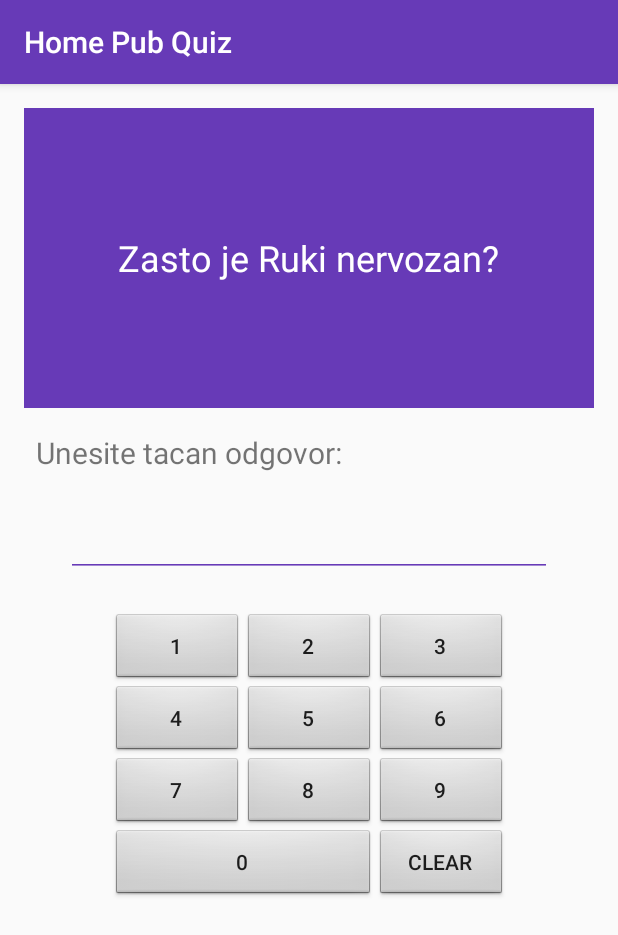
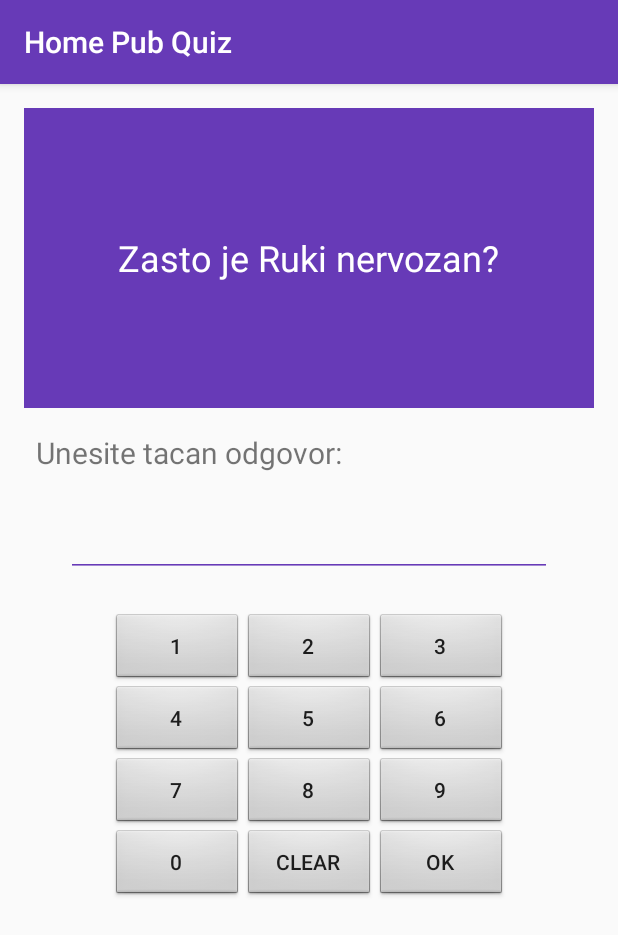
Before and after one commit to jrudic/hackathon2018AndroidTV, an Android app: the AnswersActivity screen opened directly, with no data from a screen before it, after a tap on an icon or button, on a phone screen of 412 x 824 dp. Shown: the top 935 px of the screen. Run offline under Robolectric (Android 15) with nearby library versions, the phone set to English and light mode, and no system bars.

Commit message:
home fixes

```diff
--- a/client/src/main/java/com/hydra3_2/client/MainActivity.java
+++ b/client/src/main/java/com/hydra3_2/client/MainActivity.java
@@ -23,7 +23,7 @@ public class MainActivity extends AppCompatActivity {
         profileNameInput = findViewById(R.id.nameInput);
         connectButton = findViewById(R.id.connectButton);
         String profileName = PreferenceUtility.getUsername(this);
-        if (TextUtils.isEmpty(profileName)) {
+        if (!TextUtils.isEmpty(profileName)) {
             profileNameInput.setText(profileName);
         }
         connectButton.setOnClickListener(new View.OnClickListener() {
--- a/client/src/main/java/com/hydra3_2/client/answers/AnswersActivity.java
+++ b/client/src/main/java/com/hydra3_2/client/answers/AnswersActivity.java
@@ -59,7 +59,7 @@ public class AnswersActivity extends AppCompatActivity implements OptionsAnswers
     }
 
     @Override
-    public void onAnswerTyped(String answer, int answerType) {
+    public void onAnswerChoosed(String answer) {
         displayNumberInputAnswerScreen();
     }
 
--- a/client/src/main/java/com/hydra3_2/client/answers/NumberInputAnswersFragment.java
+++ b/client/src/main/java/com/hydra3_2/client/answers/NumberInputAnswersFragment.java
@@ -21,7 +21,7 @@ public class NumberInputAnswersFragment extends Fragment implements View.OnClick
     private String question;
     private TextView questionTextView;
     private OnAnswerTypedListener mListener;
-    private Button btn0, btn1, btn2, btn3, btn4, btn5, btn6, btn7, butn8, butn9, btnClear;
+    private Button btn0, btn1, btn2, btn3, btn4, btn5, btn6, btn7, butn8, butn9, btnClear, btnOk;
 
     private String inputText = "";
     private EditText inputTextView;
@@ -73,6 +73,7 @@ public class NumberInputAnswersFragment extends Fragment implements View.OnClick
         butn8 = view.findViewById(R.id.numberEight);
         butn9 = view.findViewById(R.id.numberNine);
         btnClear = view.findViewById(R.id.buttonClear);
+        btnOk = view.findViewById(R.id.buttonOk);
 
         btn0.setOnClickListener(this);
         btn1.setOnClickListener(this);
@@ -85,6 +86,7 @@ public class NumberInputAnswersFragment extends Fragment implements View.OnClick
         butn8.setOnClickListener(this);
         butn9.setOnClickListener(this);
         btnClear.setOnClickListener(this);
+        btnOk.setOnClickListener(this);
     }
 
     public void onButtonPressed(String answer) {
@@ -146,6 +148,9 @@ public class NumberInputAnswersFragment extends Fragment implements View.OnClick
             case R.id.buttonClear:
                 clearText();
                 break;
+            case R.id.buttonOk:
+                onButtonPressed(inputText);
+                break;
             default:
                 break;
         }
--- a/client/src/main/java/com/hydra3_2/client/answers/OptionsAnswersFragment.java
+++ b/client/src/main/java/com/hydra3_2/client/answers/OptionsAnswersFragment.java
@@ -71,7 +71,7 @@ public class OptionsAnswersFragment extends Fragment implements View.OnClickList
 
     public void onButtonPressed(String answer) {
         if (mListener != null) {
-            mListener.onAnswerTyped(answer, 0);
+            mListener.onAnswerChoosed(answer);
         }
     }
 
@@ -136,7 +136,7 @@ public class OptionsAnswersFragment extends Fragment implements View.OnClickList
     }
 
     public interface OnAnswerChoosedListener {
-        void onAnswerTyped(String answer, int answerType);
+        void onAnswerChoosed(String answer);
     }
 
 }
--- a/client/src/main/res/layout/fragment_numeric_answers.xml
+++ b/client/src/main/res/layout/fragment_numeric_answers.xml
@@ -98,7 +98,6 @@
         <Button
                 android:id="@+id/numberZero"
                 android:background="@android:drawable/btn_default"
-                android:layout_columnSpan="2"
                 android:layout_gravity="fill"
                 android:text="0"/>
 
@@ -106,6 +105,10 @@
                 android:id="@+id/buttonClear"
                 android:background="@android:drawable/btn_default"
                 android:text="clear"/>
+        <Button
+                android:id="@+id/buttonOk"
+                android:background="@android:drawable/btn_default"
+                android:text="Ok"/>
 
     </GridLayout>
 </LinearLayout>
```
